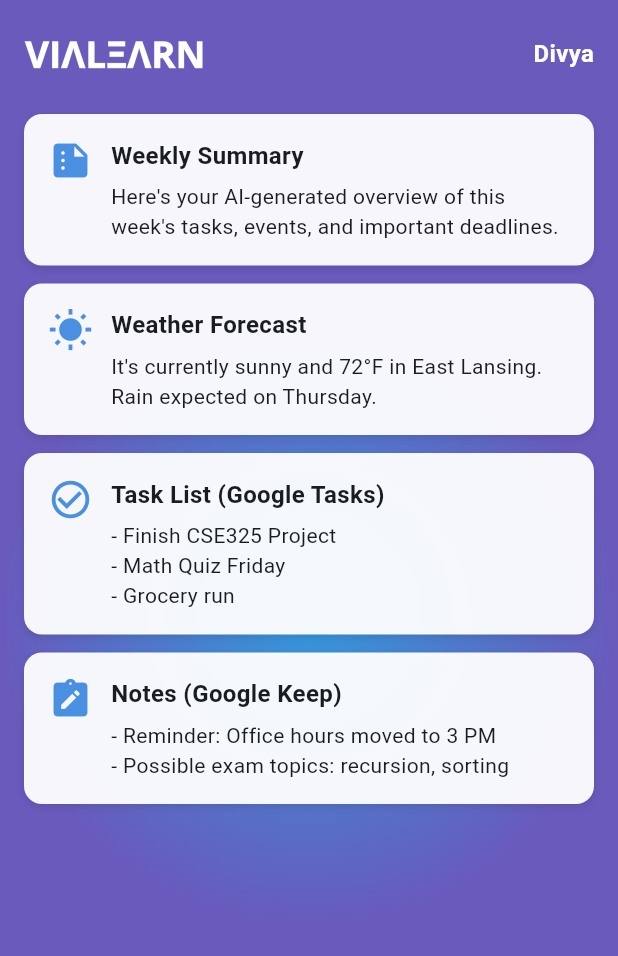
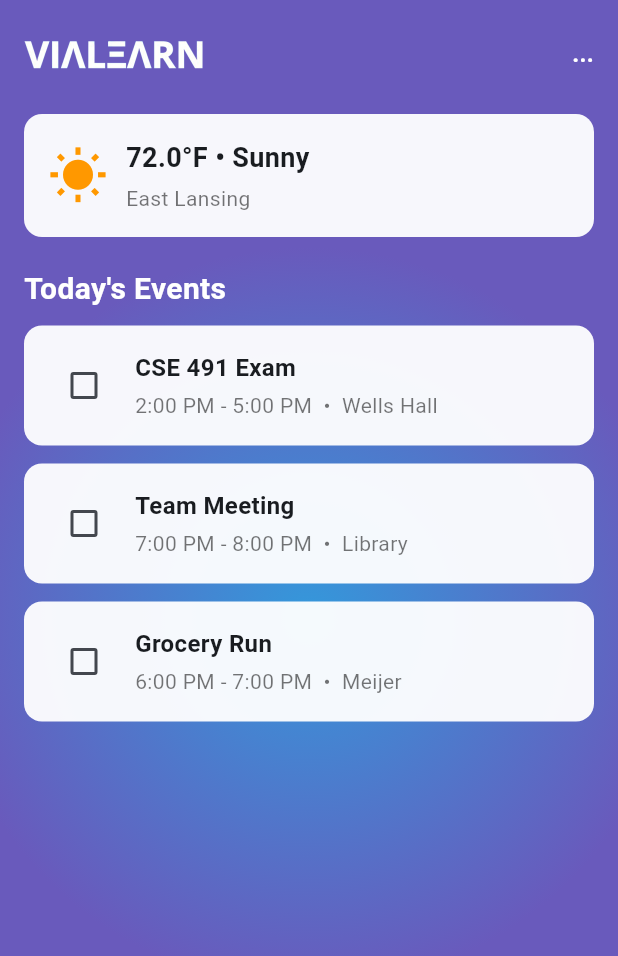
Before and after one commit to Via-Learn/MVP-frontend, a Flutter app: the ViaHomePage screen opened directly, on a phone screen of 412 x 824 dp. Shown: the top 956 px of the screen. Run offline on Flutter 3.47's test engine with Material 3 defaults, Android fonts, the light colour scheme and no system bars; our stand-ins replace animated_text_kit, file_picker, firebase_auth, firebase_core, flutter_markdown, google_sign_in and 1 more; accounts and stored records are empty; network calls fail.

Commit message:
home screen (weather UI + events card UI with checkmark and disappear animation); dynamic username on header; changed chat messages UI and added text unrolling

```diff
--- a/lib/core/constants/app_theme.dart
+++ b/lib/core/constants/app_theme.dart
@@ -9,6 +9,7 @@ class AppColors {
   static const Color gradientEnd = Color(0xFF695ABC);
   static const Color buttonText = Colors.white;
   static const Color inputFill = Colors.white;
+  static const Color buttonFill = Colors.black;
 }
 
 class AppTheme {
--- /dev/null
+++ b/lib/features/home/presentation/home_screen.dart
@@ -0,0 +1,205 @@
+import 'package:flutter/material.dart';
+import 'package:shared_preferences/shared_preferences.dart';
+import 'package:firebase_auth/firebase_auth.dart'; // ⬅️ Import Firebase auth
+import '../../../core/constants/app_theme.dart'; // centralized colors
+
+class ViaHomePage extends StatefulWidget {
+  const ViaHomePage({super.key});
+
+  @override
+  State<ViaHomePage> createState() => _ViaHomePageState();
+}
+
+class _ViaHomePageState extends State<ViaHomePage> {
+  // Example Weather Data
+  String _weatherDescription = "Sunny";
+  double _temperature = 72;
+  String _city = "East Lansing";
+
+  // Example Event Data
+  List<Map<String, dynamic>> _events = [
+    {'id': '1', 'title': 'CSE 491 Exam', 'start': '2:00 PM', 'end': '5:00 PM', 'location': 'Wells Hall'},
+    {'id': '2', 'title': 'Team Meeting', 'start': '7:00 PM', 'end': '8:00 PM', 'location': 'Library'},
+    {'id': '3', 'title': 'Grocery Run', 'start': '6:00 PM', 'end': '7:00 PM', 'location': 'Meijer'},
+  ];
+
+  Set<String> _completedEvents = {}; // Set of completed event IDs
+  String _userName = ""; // ⬅️ Firebase user name
+
+  @override
+  void initState() {
+    super.initState();
+    _loadCompletedEvents();
+    _loadUserName();
+  }
+
+  Future<void> _loadCompletedEvents() async {
+    final prefs = await SharedPreferences.getInstance();
+    setState(() {
+      _completedEvents = (prefs.getStringList('completedEvents') ?? []).toSet();
+    });
+  }
+
+  Future<void> _loadUserName() async {
+    final user = FirebaseAuth.instance.currentUser;
+    if (user != null) {
+      setState(() {
+        _userName = user.displayName ?? "User"; // fallback if no display name
+      });
+    }
+  }
+
+  Future<void> _toggleEventCompleted(String eventId) async {
+    final prefs = await SharedPreferences.getInstance();
+    setState(() {
+      _completedEvents.add(eventId);
+      _events.removeWhere((event) => event['id'] == eventId); // 🆕 remove event when completed
+      prefs.setStringList('completedEvents', _completedEvents.toList());
+    });
+  }
+
+  @override
+  Widget build(BuildContext context) {
+    return Scaffold(
+      body: SafeArea(
+        child: Stack(
+          children: [
+            Container(
+              decoration: const BoxDecoration(
+                gradient: RadialGradient(
+                  center: Alignment.center,
+                  radius: 0.6,
+                  colors: [
+                    AppColors.gradientStart,
+                    AppColors.gradientEnd,
+                  ],
+                ),
+              ),
+            ),
+            Padding(
+              padding: const EdgeInsets.all(16.0),
+              child: Column(
+                crossAxisAlignment: CrossAxisAlignment.start,
+                children: [
+                  _buildHeader(), // 🆕 Logo + dynamic Username
+                  const SizedBox(height: 20),
+                  _buildWeatherCard(),
+                  const SizedBox(height: 20),
+                  const Text(
+                    "Today's Events",
+                    style: TextStyle(fontSize: 20, fontWeight: FontWeight.bold, color: Colors.white),
+                  ),
+                  const SizedBox(height: 10),
+                  Expanded(child: _buildEventsList()),
+                ],
+              ),
+            ),
+          ],
+        ),
+      ),
+    );
+  }
+
+  Widget _buildHeader() {
+    return Row(
+      mainAxisAlignment: MainAxisAlignment.spaceBetween,
+      children: [
+        Image.asset(
+          'assets/images/vialearn.png',
+          width: 120,
+          height: 40,
+          fit: BoxFit.contain,
+        ),
+        Text(
+          _userName.isEmpty ? "..." : _userName,
+          style: const TextStyle(
+            color: Colors.white,
+            fontWeight: FontWeight.bold,
+            fontSize: 16,
+          ),
+        ),
+      ],
+    );
+  }
+
+  Widget _buildWeatherCard() {
+    return Container(
+      width: double.infinity,
+      padding: const EdgeInsets.all(16),
+      decoration: BoxDecoration(
+        color: AppColors.inputFill.withOpacity(0.95),
+        borderRadius: BorderRadius.circular(12),
+      ),
+      child: Row(
+        children: [
+          const Icon(Icons.wb_sunny, size: 40, color: Colors.orange),
+          const SizedBox(width: 12),
+          Column(
+            crossAxisAlignment: CrossAxisAlignment.start,
+            children: [
+              Text(
+                "$_temperature°F • $_weatherDescription",
+                style: const TextStyle(fontWeight: FontWeight.bold, fontSize: 18),
+              ),
+              const SizedBox(height: 4),
+              Text(
+                _city,
+                style: const TextStyle(fontSize: 14, color: Colors.black54),
+              ),
+            ],
+          ),
+        ],
+      ),
+    );
+  }
+
+  Widget _buildEventsList() {
+    if (_events.isEmpty) {
+      return const Center(
+        child: Text(
+          "🎉 All events completed!",
+          style: TextStyle(color: Colors.white, fontSize: 18),
+        ),
+      );
+    }
+    return ListView.builder(
+      itemCount: _events.length,
+      itemBuilder: (context, index) {
+        final event = _events[index];
+        return Container(
+          margin: const EdgeInsets.only(bottom: 12),
+          padding: const EdgeInsets.all(16),
+          decoration: BoxDecoration(
+            color: AppColors.inputFill.withOpacity(0.95),
+            borderRadius: BorderRadius.circular(12),
+          ),
+          child: Row(
+            children: [
+              Checkbox(
+                value: false,
+                onChanged: (_) => _toggleEventCompleted(event['id']),
+              ),
+              const SizedBox(width: 10),
+              Expanded(
+                child: Column(
+                  crossAxisAlignment: CrossAxisAlignment.start,
+                  children: [
+                    Text(
+                      event['title'],
+                      style: const TextStyle(fontWeight: FontWeight.bold, fontSize: 16),
+                    ),
+                    const SizedBox(height: 4),
+                    Text(
+                      "${event['start']} - ${event['end']}  •  ${event['location']}",
+                      style: const TextStyle(fontSize: 14, color: Colors.black54),
+                    ),
+                  ],
+                ),
+              ),
+            ],
+          ),
+        );
+      },
+    );
+  }
+}
--- a/lib/features/home/via_home.dart
+++ /dev/null
@@ -1,131 +0,0 @@
-import 'package:flutter/material.dart';
-import '../../../core/constants/app_theme.dart'; // <-- centralized theme/colors
-
-class ViaHomePage extends StatelessWidget {
-  const ViaHomePage({super.key});
-
-  @override
-  Widget build(BuildContext context) {
-    return Scaffold(
-      body: SafeArea(
-        child: Stack(
-          children: [
-            // Background Gradient
-            Container(
-              decoration: const BoxDecoration(
-                gradient: RadialGradient(
-                  center: Alignment.center,
-                  radius: 0.5,
-                  colors: [
-                    AppColors.gradientStart,
-                    AppColors.gradientEnd,
-                  ],
-                ),
-              ),
-            ),
-
-            Padding(
-              padding: const EdgeInsets.all(16.0),
-              child: Column(
-                crossAxisAlignment: CrossAxisAlignment.start,
-                children: [
-                  _buildHeader(),
-                  const SizedBox(height: 20),
-                  _buildCard(
-                    title: "Weekly Summary",
-                    content: "Here's your AI-generated overview of this week's tasks, events, and important deadlines.",
-                    icon: Icons.summarize,
-                  ),
-                  const SizedBox(height: 12),
-                  _buildCard(
-                    title: "Weather Forecast",
-                    content: "It's currently sunny and 72°F in East Lansing. Rain expected on Thursday.",
-                    icon: Icons.wb_sunny,
-                  ),
-                  const SizedBox(height: 12),
-                  _buildCard(
-                    title: "Task List (Google Tasks)",
-                    content: "- Finish CSE325 Project\n- Math Quiz Friday\n- Grocery run",
-                    icon: Icons.check_circle_outline,
-                  ),
-                  const SizedBox(height: 12),
-                  _buildCard(
-                    title: "Notes (Google Keep)",
-                    content: "- Reminder: Office hours moved to 3 PM\n- Possible exam topics: recursion, sorting",
-                    icon: Icons.note_alt,
-                  ),
-                ],
-              ),
-            )
-          ],
-        ),
-      ),
-    );
-  }
-
-  Widget _buildHeader() {
-    return Row(
-      mainAxisAlignment: MainAxisAlignment.spaceBetween,
-      children: [
-        Image.asset(
-          'assets/images/vialearn.png',
-          width: 120,
-          height: 40,
-          fit: BoxFit.contain,
-        ),
-        const Text(
-          'Divya',
-          style: TextStyle(
-            color: Colors.white,
-            fontWeight: FontWeight.bold,
-            fontSize: 16,
-          ),
-        )
-      ],
-    );
-  }
-
-  Widget _buildCard({required String title, required String content, required IconData icon}) {
-    return Container(
-      width: double.infinity,
-      padding: const EdgeInsets.all(16),
-      decoration: BoxDecoration(
-        color: AppColors.inputFill.withOpacity(0.95), // centralized color for card background
-        borderRadius: BorderRadius.circular(12),
-        boxShadow: [
-          BoxShadow(
-            color: Colors.black.withOpacity(0.1),
-            blurRadius: 4,
-            offset: const Offset(0, 2),
-          )
-        ],
-      ),
-      child: Row(
-        crossAxisAlignment: CrossAxisAlignment.start,
-        children: [
-          Icon(icon, color: AppColors.primary, size: 30), // centralized icon color
-          const SizedBox(width: 12),
-          Expanded(
-            child: Column(
-              crossAxisAlignment: CrossAxisAlignment.start,
-              children: [
-                Text(
-                  title,
-                  style: const TextStyle(
-                    fontWeight: FontWeight.bold,
-                    fontSize: 16,
-                  ),
-                ),
-                const SizedBox(height: 6),
-                Text(
-                  content,
-                  style: const TextStyle(fontSize: 14, height: 1.4),
-                ),
-              ],
-            ),
-          )
-        ],
-      ),
-    );
-  }
-}
```
Also changed, not shown: lib/features/auth/presentation/login_screen.dart (+4 -4 lines), lib/features/auth/presentation/signup_screen.dart (+4 -4 lines), lib/features/chat/presentation/chat_screen.dart (+52 -13 lines), lib/navigation/home_shell.dart (+5 -19 lines).
